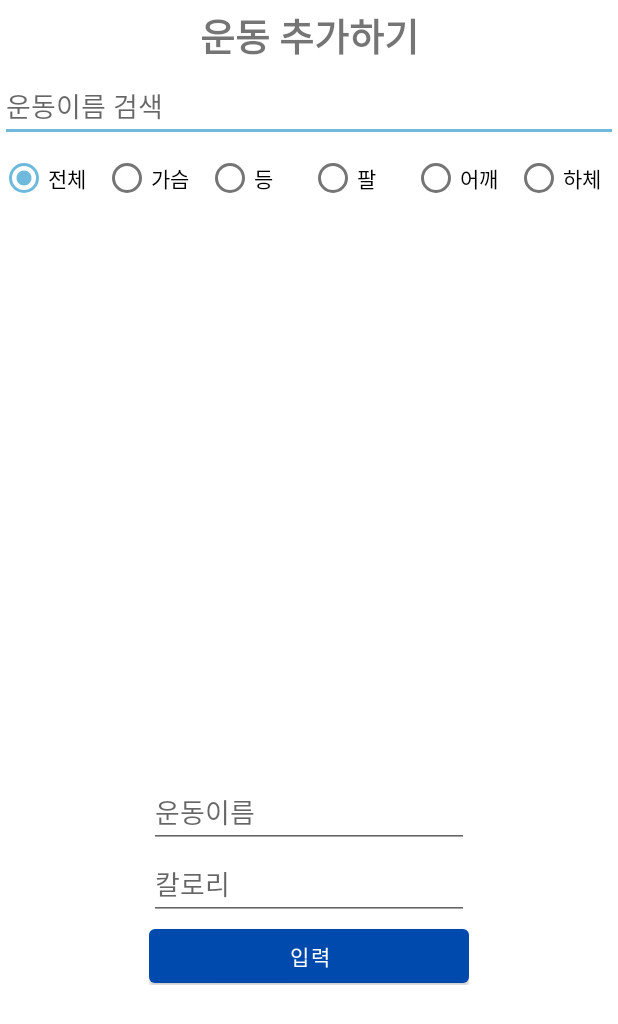
After one commit to secleezy/CBNUworkout, an Android app: the addwork screen opened directly, with no data from a screen before it, on a phone screen of 412 x 824 dp. The commit adds this screen. Shown: the top 1024 px of the screen. Run offline under Robolectric (Android 15) with nearby library versions, the phone set to English and light mode, and no system bars; our stand-ins replace Firebase (no records; nobody signed in at launch, a user with empty details on screens opened directly).

Commit message:
중간 세이브

```diff
--- a/app/src/main/AndroidManifest.xml
+++ b/app/src/main/AndroidManifest.xml
@@ -15,6 +15,7 @@
         <activity android:name=".ChangeMemberinfo"/>
         <activity android:name=".ChangePassword"/>
         <activity android:name=".record"/>
+        <activity android:name=".addwork"/>
         <activity android:name=".FoodSearchActivity"/>
         <activity android:name=".MainActivity">
 
--- /dev/null
+++ b/app/src/main/java/com/example/cbnugra/addwork.java
@@ -0,0 +1,171 @@
+package com.example.cbnugra;
+
+import android.os.Bundle;
+import android.text.TextUtils;
+import android.view.View;
+import android.widget.ArrayAdapter;
+import android.widget.Button;
+import android.widget.EditText;
+import android.widget.ListView;
+import android.widget.RadioGroup;
+
+import androidx.annotation.NonNull;
+import androidx.appcompat.app.AppCompatActivity;
+
+import com.google.firebase.database.DataSnapshot;
+import com.google.firebase.database.DatabaseError;
+import com.google.firebase.database.DatabaseReference;
+import com.google.firebase.database.FirebaseDatabase;
+import com.google.firebase.database.Query;
+import com.google.firebase.database.ValueEventListener;
+
+import java.text.SimpleDateFormat;
+import java.util.ArrayList;
+import java.util.Date;
+import java.util.List;
+import java.util.Locale;
+import java.util.TimeZone;
+
+public class addwork extends AppCompatActivity {
+
+    EditText workoutname;
+    RadioGroup workoutPartRadioGroup;
+    ListView listViewwork;
+    Button buttonSearch;
+    private DatabaseReference workRef;
+    private ArrayList<String> workList = new ArrayList<>();;
+    private ArrayAdapter<String> adapter;
+
+
+    private String getTime() {
+        TimeZone tz;
+        long now = System.currentTimeMillis();
+        Date date = new Date(now);
+        SimpleDateFormat dateFormat = new SimpleDateFormat("yyyy-MM-dd HH:mm:ss", Locale.KOREAN);
+        tz = TimeZone.getTimeZone("Asia/Seoul");
+        dateFormat.setTimeZone(tz);
+        String getTime = dateFormat.format(date);
+
+        return getTime;
+    }
+
+    @Override
+    protected void onCreate(Bundle savedInstanceState) {
+        super.onCreate(savedInstanceState);
+        setContentView(R.layout.activity_addwork);
+
+        workoutname = findViewById(R.id.workoutname);
+        listViewwork = findViewById(R.id.listViewwork);
+        workoutPartRadioGroup = findViewById(R.id.workoutPartRadioGroup);
+        buttonSearch = findViewById(R.id.buttonSearch);
+        List<String> chestList = new ArrayList<>();
+        List<String> backList = new ArrayList<>();
+        List<String> armList = new ArrayList<>();
+        List<String> shoulderList = new ArrayList<>();
+        List<String> legList = new ArrayList<>();
+
+        workRef = FirebaseDatabase.getInstance().getReference("Workout_List");
+
+        workRef.orderByKey().addListenerForSingleValueEvent(new ValueEventListener() {
+            @Override
+            public void onDataChange(@NonNull DataSnapshot dataSnapshot) {
+                List<String> workList = new ArrayList<>();
+
+                for (DataSnapshot noSnapshot : dataSnapshot.getChildren()) {
+                    for (DataSnapshot foodSnapshot : noSnapshot.getChildren()) {
+
+                        if (foodSnapshot.getKey().equals("운동명")) {
+                            String foodName = foodSnapshot.getValue(String.class);
+                            workList.add(foodName);
+                        }
+
+                        if (foodSnapshot.getValue().equals("가슴")) {
+                            String chest = noSnapshot.child("운동명").getValue(String.class);
+                            if (chest != null) {
+                                chestList.add(chest);
+                            }
+                        } else if (foodSnapshot.getValue().equals("등")) {
+                            String back = noSnapshot.child("운동명").getValue(String.class);
+                            if (back != null) {
+                                backList.add(back);
+                            }
+                        } else if (foodSnapshot.getValue().equals("팔")) {
+                            String arm = noSnapshot.child("운동명").getValue(String.class);
+                            if (arm != null) {
+                                armList.add(arm);
+                            }
+                        } else if (foodSnapshot.getValue().equals("어깨")) {
+                            String shoulder = noSnapshot.child("운동명").getValue(String.class);
+                            if (shoulder != null) {
+                                shoulderList.add(shoulder);
+                            }
+                        } else if (foodSnapshot.getValue().equals("하체")) {
+                            String leg = noSnapshot.child("운동명").getValue(String.class);
+                            if (leg != null) {
+                                legList.add(leg);
+                            }
+                        }
+
+                    }
+                }
+                ArrayAdapter<String> adapter = new ArrayAdapter<>(addwork.this, android.R.layout.simple_list_item_1, workList);
+                listViewwork.setAdapter(adapter);
+
+            }
+
+            @Override
+            public void onCancelled(@NonNull DatabaseError databaseError) {
+            }
+        });
+
+        workoutPartRadioGroup.setOnCheckedChangeListener(new RadioGroup.OnCheckedChangeListener() {
+            @Override
+            public void onCheckedChanged(RadioGroup radioGroup, int i) {
+                switch (i) {
+
+                    case R.id.chestRadioButton: {
+
+                        ArrayAdapter<String> adapter = new ArrayAdapter<>(addwork.this, android.R.layout.simple_list_item_1, chestList);
+                        listViewwork.setAdapter(adapter);
+                        break;
+                    }
+                    case R.id.backRadioButton: {
+
+                        ArrayAdapter<String> adapter = new ArrayAdapter<>(addwork.this, android.R.layout.simple_list_item_1, backList);
+                        listViewwork.setAdapter(adapter);
+                        break;
+                    }
+                    case R.id.armRadioButton: {
+
+                        ArrayAdapter<String> adapter = new ArrayAdapter<>(addwork.this, android.R.layout.simple_list_item_1, armList);
+                        listViewwork.setAdapter(adapter);
+                        break;
+                    }
+                    case R.id.shoulderRadioButton: {
+
+                        ArrayAdapter<String> adapter = new ArrayAdapter<>(addwork.this, android.R.layout.simple_list_item_1, shoulderList);
+                        listViewwork.setAdapter(adapter);
+                        break;
+                    }
+                    case R.id.legRadioButton: {
+
+                        ArrayAdapter<String> adapter = new ArrayAdapter<>(addwork.this, android.R.layout.simple_list_item_1, legList);
+                        listViewwork.setAdapter(adapter);
+                        break;
+                    }
+                }
+            }
+        });
+    }
+}
+
+/*
+    //값을 파이어베이스 Realtime database로 넘기는 함수
+    public void addworkout(String ID, String time_log, String Year, String Month, String Day, String workoutname, String kcal) {
+
+
+        userworkout userworkout = new userworkout(ID, time_log, Year, Month, Day, workoutname, kcal);
+        databaseReference.child("workout").child(ID).child(time_log).setValue(userworkout);
+
+
+    }*/
--- /dev/null
+++ b/app/src/main/res/layout/activity_addwork.xml
@@ -0,0 +1,142 @@
+<?xml version="1.0" encoding="utf-8"?>
+<LinearLayout
+    xmlns:android="http://schemas.android.com/apk/res/android"
+    xmlns:tools="http://schemas.android.com/tools"
+    android:layout_width="match_parent"
+    android:layout_height="match_parent"
+    android:orientation="vertical">
+
+
+
+
+    <TextView
+        android:id="@+id/txt1"
+        android:layout_width="match_parent"
+        android:layout_height="wrap_content"
+        android:layout_margin="4dp"
+        android:gravity="center"
+        android:text="운동 추가하기"
+        android:textSize="25dp"
+        android:textStyle="bold"
+        tools:layout_editor_absoluteX="4dp" />
+
+    <LinearLayout
+        android:layout_width="match_parent"
+        android:layout_height="wrap_content"
+        android:orientation="horizontal">
+
+        <EditText
+            android:id="@+id/editTextSearch"
+            android:layout_width="0dp"
+            android:layout_height="wrap_content"
+            android:layout_weight="1"
+            android:hint="운동이름 검색" />
+
+
+    </LinearLayout>
+
+    <RadioGroup
+        android:id="@+id/workoutPartRadioGroup"
+        android:layout_width="match_parent"
+        android:layout_height="wrap_content"
+        android:orientation="horizontal"
+        >
+
+        <RadioButton
+            android:id="@+id/RadioButton"
+            android:layout_width="0dp"
+            android:layout_height="wrap_content"
+            android:layout_weight="1"
+            android:text="전체"
+            android:checked="true"
+            />
+
+        <RadioButton
+            android:id="@+id/chestRadioButton"
+            android:layout_width="0dp"
+            android:layout_height="wrap_content"
+            android:layout_weight="1"
+            android:text="가슴" />
+
+        <RadioButton
+            android:id="@+id/backRadioButton"
+            android:layout_width="0dp"
+            android:layout_height="wrap_content"
+            android:layout_weight="1"
+            android:text="등" />
+
+        <RadioButton
+            android:id="@+id/armRadioButton"
+            android:layout_width="0dp"
+            android:layout_height="wrap_content"
+            android:layout_weight="1"
+            android:text="팔" />
+
+        <RadioButton
+            android:id="@+id/shoulderRadioButton"
+            android:layout_width="0dp"
+            android:layout_height="wrap_content"
+            android:layout_weight="1"
+            android:text="어깨" />
+
+        <RadioButton
+            android:id="@+id/legRadioButton"
+            android:layout_width="0dp"
+            android:layout_height="wrap_content"
+            android:layout_weight="1"
+            android:text="하체" />
+    </RadioGroup>
+
+    <ListView
+        android:id="@+id/listViewwork"
+        android:layout_width="match_parent"
+        android:layout_height="344dp"
+        android:layout_marginTop="16dp"
+        android:textFilterEnabled="true">
+
+    </ListView>
+
+    <LinearLayout
+        android:layout_width="wrap_content"
+        android:layout_height="wrap_content"
+        android:layout_gravity="center">
+
+        <LinearLayout
+            android:layout_width="wrap_content"
+            android:layout_height="wrap_content"
+            android:layout_gravity="center"
+            android:layout_marginTop="10dp"
+            android:orientation="vertical">
+
+            <EditText
+                android:id="@+id/workoutname"
+                android:layout_width="match_parent"
+                android:layout_height="match_parent"
+                android:layout_gravity="center"
+                android:ems="10"
+                android:hint="운동이름"
+                android:inputType="textPersonName"
+                android:focusableInTouchMode="false"/>
+
+            <EditText
+                android:id="@+id/kcal"
+                android:layout_width="match_parent"
+                android:layout_height="match_parent"
+                android:layout_gravity="center"
+                android:ems="10"
+                android:hint="칼로리"
+                android:inputType="textPersonName" />
+
+            <Button
+                android:id="@+id/workoutbt"
+                android:layout_width="match_parent"
+                android:layout_height="match_parent"
+                android:layout_gravity="center"
+                android:text="입력" />
+
+        </LinearLayout>
+
+    </LinearLayout>
+
+
+</LinearLayout>
```
Also changed, not shown: app/src/main/java/com/example/cbnugra/record.java (+9 -0 lines), app/src/main/res/layout/activity_record.xml (+21 -20 lines).
